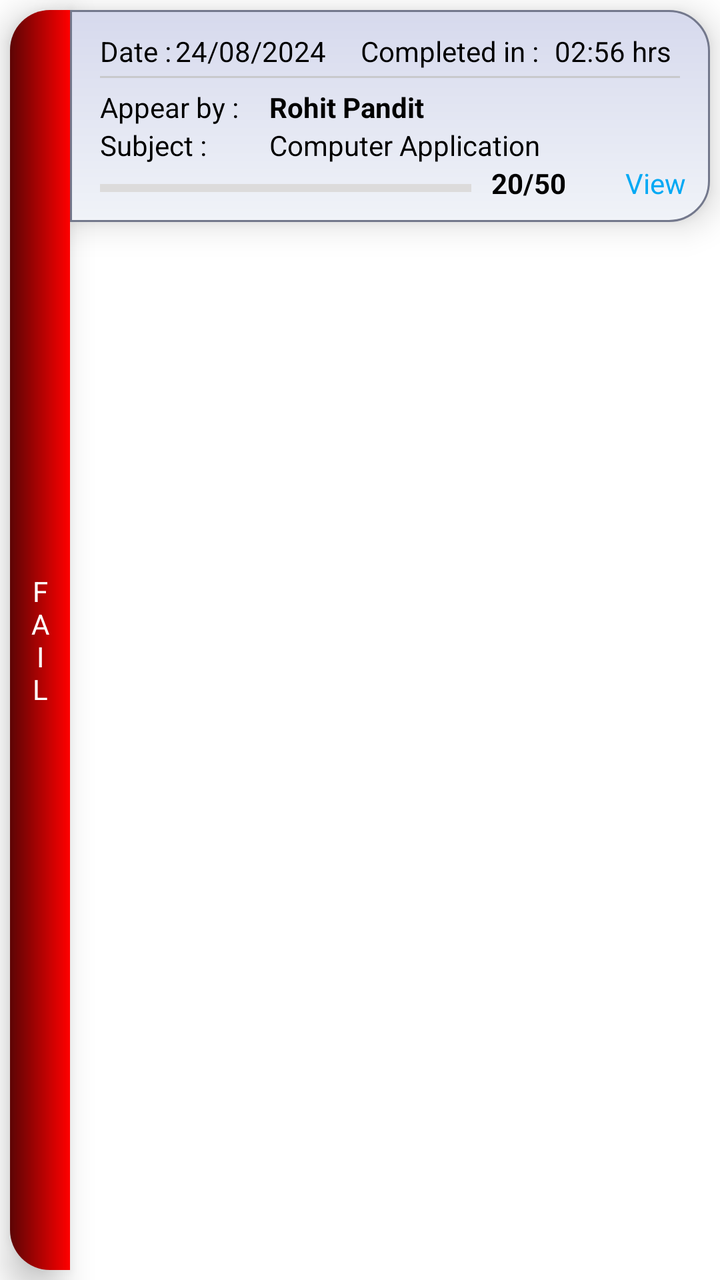
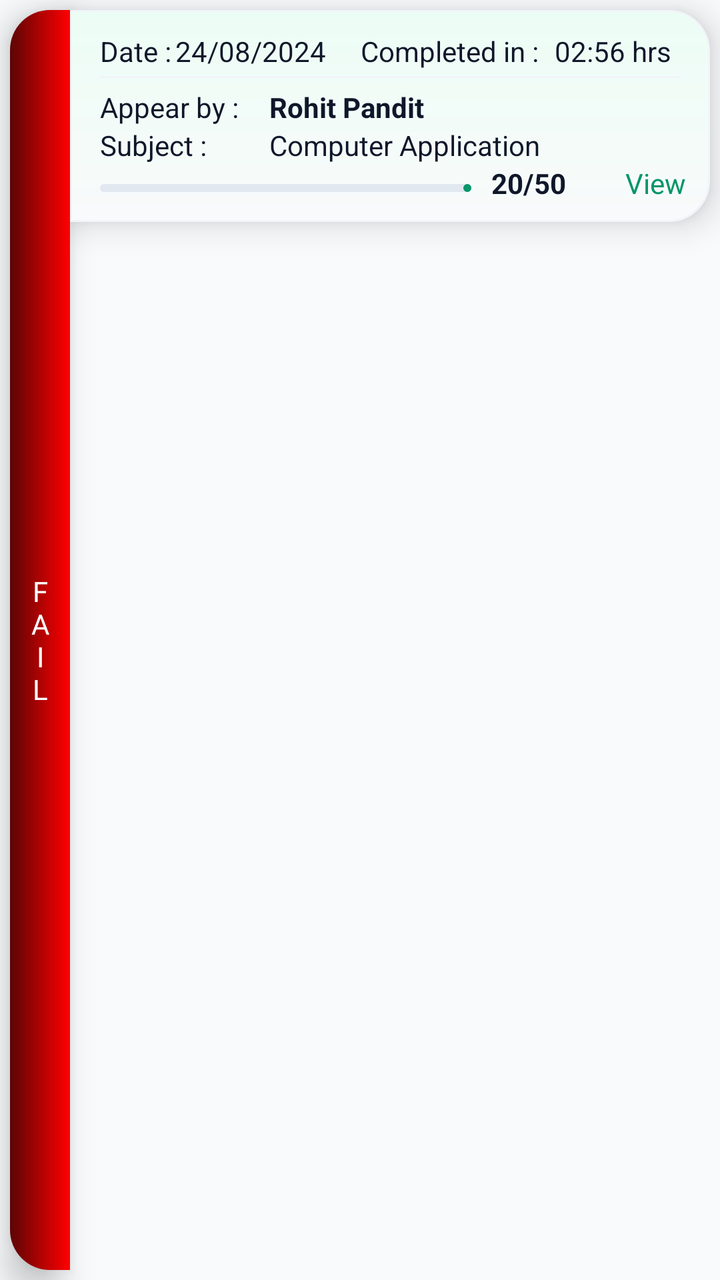

Compare the two renders of this Android layout. The source of the first and the diff that turns it into the second are given below.
<!-- AndroidManifest.xml: application theme Theme.TestMaster -->
<!-- res/layout/layout_student_leaderboard.xml -->
<?xml version="1.0" encoding="utf-8"?>
<LinearLayout xmlns:android="http://schemas.android.com/apk/res/android"
    xmlns:tools="http://schemas.android.com/tools"
    android:layout_width="match_parent"
    android:layout_height="wrap_content"
    xmlns:app="http://schemas.android.com/apk/res-auto">
    <LinearLayout
        android:id="@+id/ll_result_status"
        android:layout_width="30dp"
        android:layout_height="match_parent"
        android:layout_marginVertical="5dp"
        android:layout_marginStart="5dp"
        android:elevation="10dp"
        android:background="@drawable/red_left_corner_background">
        <TextView
            android:id="@+id/tv_result_status"
            android:layout_width="match_parent"
            android:layout_height="match_parent"
            android:text="FAIL"
            android:layout_marginHorizontal="10dp"
            android:gravity="center"
            android:textColor="@color/white" />
    </LinearLayout>

    <LinearLayout
        android:layout_width="match_parent"
        android:layout_height="wrap_content"
        android:orientation="vertical"
        android:layout_marginVertical="5dp"
        android:layout_marginEnd="5dp"
        android:elevation="10dp"
        android:background="@drawable/right_corner_gradient"
        android:padding="10dp">
    <LinearLayout
        android:layout_width="match_parent"
        android:layout_height="wrap_content"
        android:weightSum="3.5">
        <TextView
            android:layout_width="0dp"
            android:layout_height="wrap_content"
            android:text="Date : "
            android:paddingStart="5dp"
            android:textSize="14dp"
            android:layout_weight=".5"
            android:textColor="@color/black"/>
        <TextView
            android:id="@+id/attempt_date"
            android:layout_width="0dp"
            android:layout_height="wrap_content"
            android:layout_weight="1"
            android:text="24/08/2024"
            android:textColor="@color/black"/>
        <TextView
            android:layout_width="0dp"
            android:layout_height="wrap_content"
            android:gravity="center"
            android:padding="1dp"
            android:text="Completed in :"
            android:layout_weight="1.2"
            android:textColor="@color/black"/>
        <TextView
            android:id="@+id/completedIn_time"
            android:layout_width="0dp"
            android:layout_height="wrap_content"
            android:padding="1dp"
            android:text="02:56 hrs"
            android:layout_weight=".8"
            android:textColor="@color/black"/>

    </LinearLayout>
    <View
        android:layout_width="match_parent"
        android:layout_height="1dp"
        android:layout_marginTop="2dp"
        android:layout_marginHorizontal="5dp"
        android:background="#C8C9CC"/>
    <LinearLayout
        android:layout_width="match_parent"
        android:layout_height="wrap_content"
        android:layout_marginTop="5dp"
        android:weightSum="2">
        <TextView
            android:layout_width="0dp"
            android:layout_height="wrap_content"
            android:text="Appear by : "
            android:paddingStart="5dp"
            android:layout_weight=".55"
            android:textColor="@color/black"/>
        <TextView
            android:id="@+id/appear_by"
            android:layout_width="0dp"
            android:layout_height="wrap_content"
            android:layout_marginStart="10dp"
            android:textStyle="bold"
            android:layout_weight="1.45"
            android:text="Rohit Pandit"
            android:textColor="@color/black"/>

    </LinearLayout>
    <LinearLayout
        android:layout_width="match_parent"
        android:layout_height="wrap_content"
        android:weightSum="2">
        <TextView
            android:layout_width="0dp"
            android:layout_height="wrap_content"
            android:text="Subject : "
            android:paddingStart="5dp"
            android:layout_weight=".55"
            android:textColor="@color/black"/>
        <TextView
            android:id="@+id/subject_name"
            android:layout_width="0dp"
            android:layout_height="wrap_content"
            android:layout_marginStart="10dp"
            android:layout_weight="1.45"
            android:text="Computer Application"
            android:textColor="@color/black"/>
    </LinearLayout>
    <LinearLayout
        android:layout_width="match_parent"
        android:layout_height="wrap_content"
        android:weightSum="2.3">

        <com.google.android.material.progressindicator.LinearProgressIndicator
            android:id="@+id/pr_markScored"
            android:layout_width="0dp"
            android:layout_height="wrap_content"
            android:layout_weight="1.5"
            android:layout_marginTop="7dp"
            android:layout_marginStart="5dp"
            android:layout_gravity="bottom"
            android:layout_marginBottom="5dp"
            android:progress="20"
            android:max="50"
            app:indicatorColor="@color/blue"
            app:trackColor="#DCDBDB"/>
        <TextView
            android:id="@+id/tv_exam_mark"
            android:layout_width="0dp"
            android:layout_height="wrap_content"
            android:text="20/50"
            android:layout_marginStart="10dp"
            android:textStyle="bold"
            android:layout_weight=".5"
            android:textColor="@color/black"/>
        <TextView
            android:id="@+id/tv_view_info"
            android:layout_width="0dp"
            android:layout_height="wrap_content"
            android:text="View"
            android:paddingStart="5dp"
            android:layout_weight=".3"
            android:textColor="@color/blue_link"/>
    </LinearLayout>
</LinearLayout>
</LinearLayout>
<!-- resources referenced by this layout -->
<resources>
  <color name="black">#FF000000</color>
  <color name="blue">#0363F4</color>
  <color name="blue_link">#03A9F4</color>
  <color name="white">#FFFFFFFF</color>
  <!-- drawable red_left_corner_background (drawable) -->
  <?xml version="1.0" encoding="utf-8"?>
  <shape xmlns:android="http://schemas.android.com/apk/res/android"
      android:shape="rectangle">
      <gradient android:startColor="#5C0505"
          android:endColor="#FF0000"/>
      <corners android:bottomLeftRadius="20dp"
          android:topLeftRadius="20dp"/>
  </shape>
  <!-- drawable right_corner_gradient (drawable) -->
  <?xml version="1.0" encoding="utf-8"?>
  <shape xmlns:android="http://schemas.android.com/apk/res/android"
      android:shape="rectangle">
      <gradient android:startColor="#D6D9ED"
          android:endColor="#F0F3F8"
          android:angle="270"/>
      <stroke android:width="1dp"
          android:color="#73788C"/>
      <corners android:topRightRadius="20dp"
          android:bottomRightRadius="20dp"/>
  </shape>
  <style name="Theme.TestMaster" parent="Base.Theme.TestMaster" />
  <style name="Base.Theme.TestMaster" parent="Theme.MaterialComponents.DayNight.NoActionBar">
          
           <item name="colorPrimary">@color/primary_blue</item>
          <item name="android:statusBarColor">@color/primary_blue</item>
          <item name="colorAccent">@color/primary_blue</item>
      </style>
  <color name="primary_blue">#06164E</color>
</resources>

<!-- the commit's change to res/layout/layout_student_leaderboard.xml (unified diff, before → after) -->
@@ -40,16 +40,16 @@
             android:layout_height="wrap_content"
             android:text="Date : "
             android:paddingStart="5dp"
-            android:textSize="14dp"
+            android:textSize="14sp"
             android:layout_weight=".5"
-            android:textColor="@color/black"/>
+            android:textColor="@color/text_primary"/>
         <TextView
             android:id="@+id/attempt_date"
             android:layout_width="0dp"
             android:layout_height="wrap_content"
             android:layout_weight="1"
             android:text="24/08/2024"
-            android:textColor="@color/black"/>
+            android:textColor="@color/text_primary"/>
         <TextView
             android:layout_width="0dp"
             android:layout_height="wrap_content"
@@ -57,7 +57,7 @@
             android:padding="1dp"
             android:text="Completed in :"
             android:layout_weight="1.2"
-            android:textColor="@color/black"/>
+            android:textColor="@color/text_primary"/>
         <TextView
             android:id="@+id/completedIn_time"
             android:layout_width="0dp"
@@ -65,7 +65,7 @@
             android:padding="1dp"
             android:text="02:56 hrs"
             android:layout_weight=".8"
-            android:textColor="@color/black"/>
+            android:textColor="@color/text_primary"/>
 
     </LinearLayout>
     <View
@@ -73,7 +73,7 @@
         android:layout_height="1dp"
         android:layout_marginTop="2dp"
         android:layout_marginHorizontal="5dp"
-        android:background="#C8C9CC"/>
+        android:background="@color/gray"/>
     <LinearLayout
         android:layout_width="match_parent"
         android:layout_height="wrap_content"
@@ -85,7 +85,7 @@
             android:text="Appear by : "
             android:paddingStart="5dp"
             android:layout_weight=".55"
-            android:textColor="@color/black"/>
+            android:textColor="@color/text_primary"/>
         <TextView
             android:id="@+id/appear_by"
             android:layout_width="0dp"
@@ -94,7 +94,7 @@
             android:textStyle="bold"
             android:layout_weight="1.45"
             android:text="Rohit Pandit"
-            android:textColor="@color/black"/>
+            android:textColor="@color/text_primary"/>
 
     </LinearLayout>
     <LinearLayout
@@ -107,7 +107,7 @@
             android:text="Subject : "
             android:paddingStart="5dp"
             android:layout_weight=".55"
-            android:textColor="@color/black"/>
+            android:textColor="@color/text_primary"/>
         <TextView
             android:id="@+id/subject_name"
             android:layout_width="0dp"
@@ -115,7 +115,7 @@
             android:layout_marginStart="10dp"
             android:layout_weight="1.45"
             android:text="Computer Application"
-            android:textColor="@color/black"/>
+            android:textColor="@color/text_primary"/>
     </LinearLayout>
     <LinearLayout
         android:layout_width="match_parent"
@@ -133,8 +133,8 @@
             android:layout_marginBottom="5dp"
             android:progress="20"
             android:max="50"
-            app:indicatorColor="@color/blue"
-            app:trackColor="#DCDBDB"/>
+            app:indicatorColor="@color/primary"
+            app:trackColor="@color/progress_track"/>
         <TextView
             android:id="@+id/tv_exam_mark"
             android:layout_width="0dp"
@@ -143,7 +143,7 @@
             android:layout_marginStart="10dp"
             android:textStyle="bold"
             android:layout_weight=".5"
-            android:textColor="@color/black"/>
+            android:textColor="@color/text_primary"/>
         <TextView
             android:id="@+id/tv_view_info"
             android:layout_width="0dp"
@@ -151,7 +151,7 @@
             android:text="View"
             android:paddingStart="5dp"
             android:layout_weight=".3"
-            android:textColor="@color/blue_link"/>
+            android:textColor="@color/primary"/>
     </LinearLayout>
 </LinearLayout>
 </LinearLayout>
<!-- resource entries referenced after the edit -->
@@ -1,8 +1,9 @@
 <!-- resources referenced by this layout -->
 <resources>
-  <color name="black">#FF000000</color>
-  <color name="blue">#0363F4</color>
-  <color name="blue_link">#03A9F4</color>
+  <color name="gray">#F1F5F9</color>
+  <color name="primary">#059669</color>
+  <color name="progress_track">#E2E8F0</color>
+  <color name="text_primary">#0F172A</color>
   <color name="white">#FFFFFFFF</color>
   <!-- drawable red_left_corner_background (drawable) -->
   <?xml version="1.0" encoding="utf-8"?>
@@ -17,21 +18,62 @@
   <?xml version="1.0" encoding="utf-8"?>
   <shape xmlns:android="http://schemas.android.com/apk/res/android"
       android:shape="rectangle">
-      <gradient android:startColor="#D6D9ED"
-          android:endColor="#F0F3F8"
+      <gradient
+          android:startColor="#ECFDF5"
+          android:endColor="#F9FAFB"
           android:angle="270"/>
       <stroke android:width="1dp"
-          android:color="#73788C"/>
+          android:color="@color/gray"/>
       <corners android:topRightRadius="20dp"
           android:bottomRightRadius="20dp"/>
   </shape>
   <style name="Theme.TestMaster" parent="Base.Theme.TestMaster" />
-  <style name="Base.Theme.TestMaster" parent="Theme.MaterialComponents.DayNight.NoActionBar">
+  <style name="Base.Theme.TestMaster" parent="Theme.Material3.DayNight.NoActionBar">
           
-           <item name="colorPrimary">@color/primary_blue</item>
-          <item name="android:statusBarColor">@color/primary_blue</item>
-          <item name="colorAccent">@color/primary_blue</item>
+          <item name="colorPrimary">@color/primary</item>
+          <item name="colorOnPrimary">@color/onPrimary</item>
+          <item name="colorPrimaryContainer">@color/primaryContainer</item>
+          <item name="colorOnPrimaryContainer">@color/onPrimaryContainer</item>
+  
+          <item name="colorSecondary">@color/secondary</item>
+          <item name="colorOnSecondary">@color/onSecondary</item>
+          <item name="colorSecondaryContainer">@color/secondaryContainer</item>
+          <item name="colorOnSecondaryContainer">@color/onSecondaryContainer</item>
+  
+          
+          <item name="android:windowBackground">@color/background</item>
+          <item name="colorSurface">@color/surface</item>
+          <item name="colorOnSurface">@color/onSurface</item>
+          <item name="colorSurfaceVariant">@color/surfaceVariant</item>
+          <item name="colorOnSurfaceVariant">@color/onSurfaceVariant</item>
+          <item name="colorOutline">@color/outline</item>
+  
+          
+          <item name="colorError">@color/error</item>
+          <item name="colorOnError">@color/onError</item>
+          <item name="colorErrorContainer">@color/errorContainer</item>
+          <item name="colorOnErrorContainer">@color/onErrorContainer</item>
+  
+          
+          <item name="android:statusBarColor">@color/surface</item>
+          <item name="android:windowLightStatusBar">true</item>
       </style>
-  <color name="primary_blue">#06164E</color>
+  <color name="onPrimary">#FFFFFF</color>
+  <color name="primaryContainer">#D1FAE5</color>
+  <color name="onPrimaryContainer">#064E3B</color>
+  <color name="secondary">#64748B</color>
+  <color name="onSecondary">#FFFFFF</color>
+  <color name="secondaryContainer">#F1F5F9</color>
+  <color name="onSecondaryContainer">#0F172A</color>
+  <color name="background">#F8FAFC</color>
+  <color name="surface">#FFFFFF</color>
+  <color name="onSurface">#0F172A</color>
+  <color name="surfaceVariant">#E2E8F0</color>
+  <color name="onSurfaceVariant">#475569</color>
+  <color name="outline">#94A3B8</color>
+  <color name="error">#EF4444</color>
+  <color name="onError">#FFFFFF</color>
+  <color name="errorContainer">#FEE2E2</color>
+  <color name="onErrorContainer">#991B1B</color>
 </resources>
 
